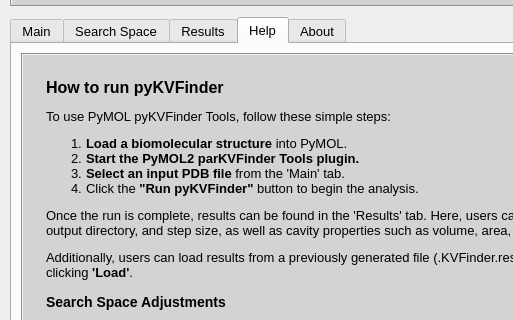
Qt form plugins/PyMOL-pyKVFinder-Tools/PyMOL-pyKVFinder-Tools.ui (LBC-LNBio/pyKVFinder) before a commit; both pictures show x 0 to 513 and y 95 to 415 of the 1026 by 774 pixel window.
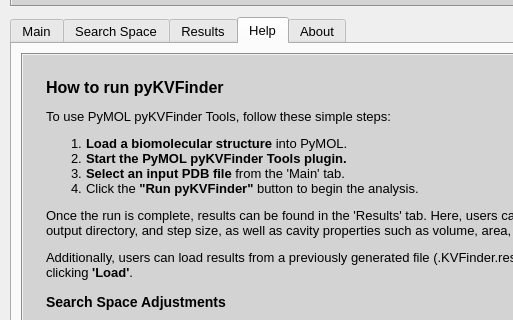
The same form after that commit. The open tabs and pages were chosen to show the change. Icons and pictures are not drawn.

Diff of the .ui file:
```diff
--- a/plugins/PyMOL-pyKVFinder-Tools/PyMOL-pyKVFinder-Tools.ui
+++ b/plugins/PyMOL-pyKVFinder-Tools/PyMOL-pyKVFinder-Tools.ui
@@ -2290,7 +2290,7 @@
 &lt;p style=&quot; margin-top:0px; margin-bottom:0px; margin-left:0px; margin-right:0px; -qt-block-indent:0; text-indent:0px;&quot;&gt;&lt;span style=&quot; font-size:12pt; font-weight:600;&quot;&gt;How to run pyKVFinder&lt;/span&gt;&lt;/p&gt;
 &lt;p style=&quot; margin-top:12px; margin-bottom:12px; margin-left:0px; margin-right:0px; -qt-block-indent:0; text-indent:0px;&quot;&gt;To use PyMOL pyKVFinder Tools, follow these simple steps:&lt;/p&gt;
 &lt;ol style=&quot;margin-top: 0px; margin-bottom: 0px; margin-left: 0px; margin-right: 0px; -qt-list-indent: 1;&quot;&gt;&lt;li style=&quot; margin-top:12px; margin-bottom:0px; margin-left:0px; margin-right:0px; -qt-block-indent:0; text-indent:0px;&quot;&gt;&lt;span style=&quot; font-weight:600;&quot;&gt;Load a biomolecular structure&lt;/span&gt; into PyMOL.&lt;/li&gt;
-&lt;li style=&quot; margin-top:0px; margin-bottom:0px; margin-left:0px; margin-right:0px; -qt-block-indent:0; text-indent:0px;&quot;&gt;&lt;span style=&quot; font-weight:600;&quot;&gt;Start the PyMOL2 parKVFinder Tools plugin.&lt;/span&gt;&lt;/li&gt;
+&lt;li style=&quot; margin-top:0px; margin-bottom:0px; margin-left:0px; margin-right:0px; -qt-block-indent:0; text-indent:0px;&quot;&gt;&lt;span style=&quot; font-weight:600;&quot;&gt;Start the PyMOL pyKVFinder Tools plugin.&lt;/span&gt;&lt;/li&gt;
 &lt;li style=&quot; margin-top:0px; margin-bottom:0px; margin-left:0px; margin-right:0px; -qt-block-indent:0; text-indent:0px;&quot;&gt;&lt;span style=&quot; font-weight:600;&quot;&gt;Select an input PDB file&lt;/span&gt; from the 'Main' tab.&lt;/li&gt;
 &lt;li style=&quot; margin-top:0px; margin-bottom:12px; margin-left:0px; margin-right:0px; -qt-block-indent:0; text-indent:0px;&quot;&gt;Click the &lt;span style=&quot; font-weight:600;&quot;&gt;&amp;quot;Run pyKVFinder&amp;quot;&lt;/span&gt; button to begin the analysis.&lt;/li&gt;&lt;/ol&gt;
 &lt;p style=&quot; margin-top:12px; margin-bottom:12px; margin-left:0px; margin-right:0px; -qt-block-indent:0; text-indent:0px;&quot;&gt;Once the run is complete, results can be found in the 'Results' tab. Here, users can review detailed information about the run, including the input file, ligand file, output directory, and step size, as well as cavity properties such as volume, area, depth, hydropathy and interface residues.&lt;/p&gt;
```
